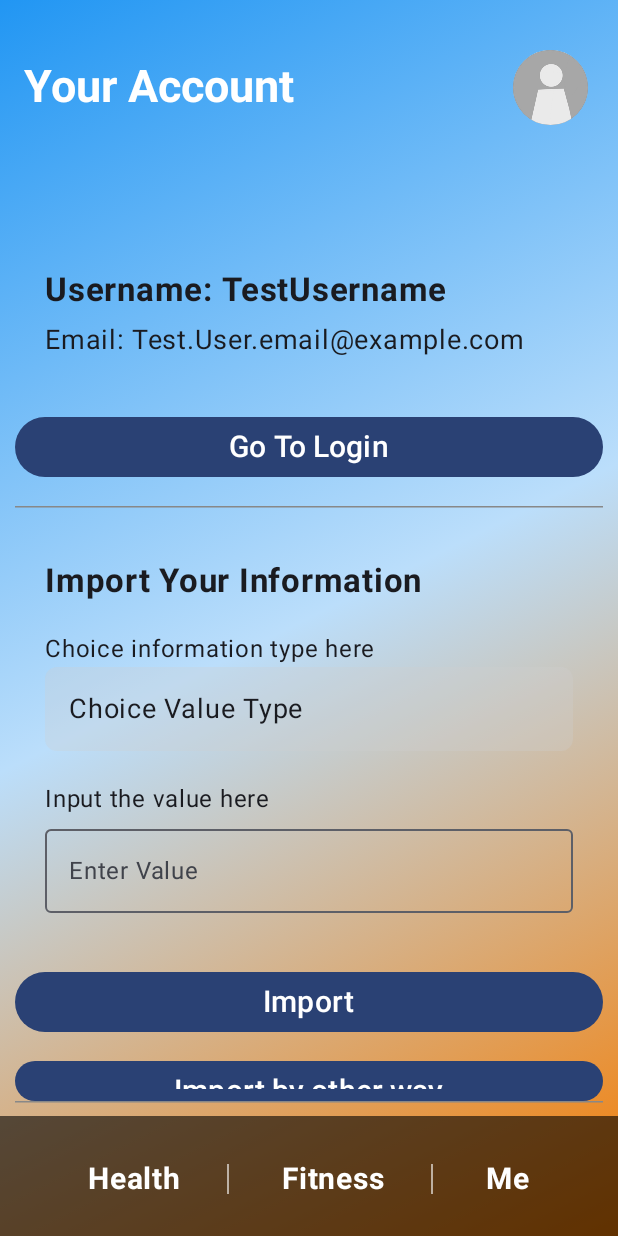
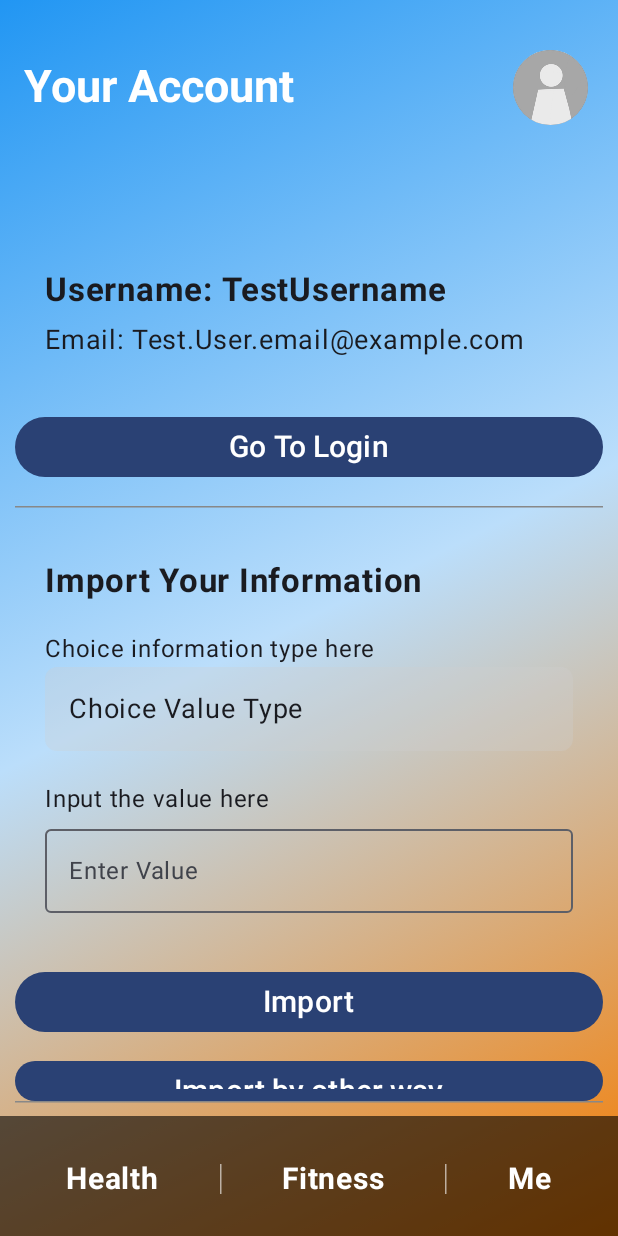
Before and after one commit to JiajunJiang-Oscar/CP3406_HealthStudio_App, an Android app built with Jetpack Compose: the screen it shows after launch (ThirdActivity), on a phone screen of 412 x 824 dp. Run offline under Robolectric (Android 15) with nearby library versions, the phone set to English and light mode, and no system bars.

Commit message:
Change bottom style, add color information to Color.kt

```diff
--- a/app/src/main/java/com/example/healthstudio/MainActivity.kt
+++ b/app/src/main/java/com/example/healthstudio/MainActivity.kt
@@ -18,7 +18,6 @@ import androidx.compose.foundation.layout.fillMaxWidth
 import androidx.compose.foundation.layout.height
 import androidx.compose.foundation.layout.padding
 import androidx.compose.foundation.layout.size
-import androidx.compose.foundation.layout.width
 import androidx.compose.foundation.lazy.LazyColumn
 import androidx.compose.foundation.lazy.items
 import androidx.compose.foundation.shape.CircleShape
@@ -30,6 +29,7 @@ import androidx.compose.material3.HorizontalDivider
 import androidx.compose.material3.Scaffold
 import androidx.compose.material3.Text
 import androidx.compose.material3.TopAppBar
+import androidx.compose.material3.VerticalDivider
 import androidx.compose.runtime.Composable
 import androidx.compose.ui.Alignment
 import androidx.compose.ui.Modifier
@@ -41,7 +41,10 @@ import androidx.compose.ui.text.font.FontWeight
 import androidx.compose.ui.tooling.preview.Preview
 import androidx.compose.ui.unit.dp
 import androidx.compose.ui.unit.sp
+import com.example.healthstudio.ui.theme.BlueLight
+import com.example.healthstudio.ui.theme.BluePrimary
 import com.example.healthstudio.ui.theme.HealthStudioTheme
+import com.example.healthstudio.ui.theme.OrangeAccent
 
 class MainActivity : ComponentActivity() {
     override fun onCreate(savedInstanceState: Bundle?) {
@@ -61,16 +64,12 @@ fun StartPage() {
         topBar = { HealthStudioBar() },
         bottomBar = { BottomBar() },
         content = { paddingValues ->
-            Box (
+            Box(
                 modifier = Modifier
                     .fillMaxSize()
                     .background(
                         Brush.linearGradient(
-                            colors = listOf(
-                                Color(0xFF2196F3),
-                                Color(0xFFBBDEFB),
-                                Color(0xFFF57C00)
-                            )
+                            colors = listOf(BluePrimary, BlueLight, OrangeAccent)
                         )
                     )
             ) {
@@ -165,15 +164,15 @@ fun BottomBar() {
     BottomAppBar(
         containerColor = Color.Black.copy(alpha = 0.6f)
     ) {
+        val items = listOf("Health", "Fitness", "Me")
+
         Row(
             modifier = Modifier
                 .fillMaxWidth()
                 .height(40.dp),
-            horizontalArrangement = Arrangement.Center,
+            horizontalArrangement = Arrangement.SpaceEvenly,
             verticalAlignment = Alignment.CenterVertically
         ) {
-            val items = listOf("Health", "Fitness", "Me")
-
             items.forEachIndexed { index, item ->
                 Text(
                     text = item,
@@ -184,14 +183,11 @@ fun BottomBar() {
                 )
 
                 if (index != items.lastIndex) {
-                    Spacer(Modifier.padding(15.dp))
-                    Box(
-                        modifier = Modifier
-                            .width(1.dp)
-                            .height(20.dp)
-                            .background(Color.White.copy(alpha = 0.6f))
+                    VerticalDivider(
+                        thickness = 1.dp,
+                        color = Color.White.copy(alpha = 0.6f),
+                        modifier = Modifier.height(20.dp)
                     )
-                    Spacer(Modifier.width(35.dp))
                 }
             }
         }
--- a/app/src/main/java/com/example/healthstudio/ThirdActivity.lt.kt
+++ b/app/src/main/java/com/example/healthstudio/ThirdActivity.lt.kt
@@ -40,7 +40,10 @@ import androidx.compose.ui.text.font.FontWeight
 import androidx.compose.ui.tooling.preview.Preview
 import androidx.compose.ui.unit.dp
 import androidx.compose.ui.unit.sp
+import com.example.healthstudio.ui.theme.BlueLight
+import com.example.healthstudio.ui.theme.BluePrimary
 import com.example.healthstudio.ui.theme.HealthStudioTheme
+import com.example.healthstudio.ui.theme.OrangeAccent
 
 class ThirdActivity : ComponentActivity() {
     override fun onCreate(savedInstanceState: Bundle?) {
@@ -65,14 +68,9 @@ fun AccountPage() {
                     .fillMaxSize()
                     .background(
                         Brush.linearGradient(
-                            colors = listOf(
-                                Color(0xFF2196F3),
-                                Color(0xFFBBDEFB),
-                                Color(0xFFF57C00)
-                            )
+                            colors = listOf(BluePrimary, BlueLight, OrangeAccent)
                         )
-                    ),
-
+                    )
             ) {
                 Column(
                     verticalArrangement = Arrangement.spacedBy(15.dp),
--- a/app/src/main/java/com/example/healthstudio/ui/theme/Color.kt
+++ b/app/src/main/java/com/example/healthstudio/ui/theme/Color.kt
@@ -9,3 +9,7 @@ val Pink80 = Color(0xFFEFB8C8)
 val Purple40 = Color(0xFF6650a4)
 val PurpleGrey40 = Color(0xFF625b71)
 val Pink40 = Color(0xFF7D5260)
+
+val BluePrimary = Color(0xFF2196F3)
+val BlueLight = Color(0xFFBBDEFB)
+val OrangeAccent = Color(0xFFF57C00)
```
Also changed, not shown: app/src/main/java/com/example/healthstudio/SecondActivity.kt (+5 -6 lines).
